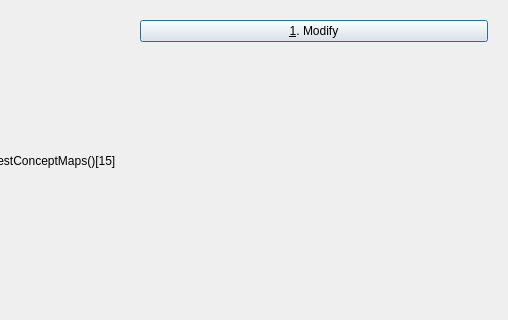
Qt form Projects/ProjectBrainweaver/qtpvdbtestconceptmapratewidgetdialog.ui (richelbilderbeek/ProjectRichelBilderbeek) before a commit; both pictures show x 252 to 760 and y 0 to 320 of the 760 by 610 pixel window.
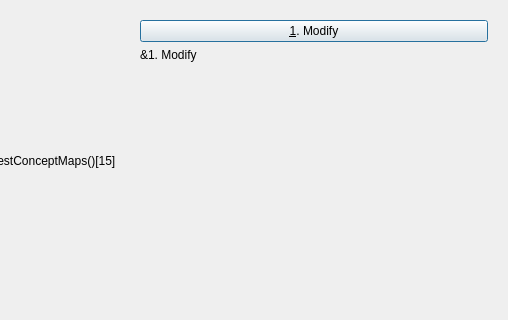
The same form after that commit. Icons and pictures are not drawn.

```diff
--- a/Projects/ProjectBrainweaver/qtpvdbtestconceptmapratewidgetdialog.ui
+++ b/Projects/ProjectBrainweaver/qtpvdbtestconceptmapratewidgetdialog.ui
@@ -51,6 +51,13 @@
         </property>
        </widget>
       </item>
+      <item>
+       <widget class="QLabel" name="label">
+        <property name="text">
+         <string>&amp;1. Modify</string>
+        </property>
+       </widget>
+      </item>
       <item>
        <spacer name="verticalSpacer">
         <property name="orientation">
```
